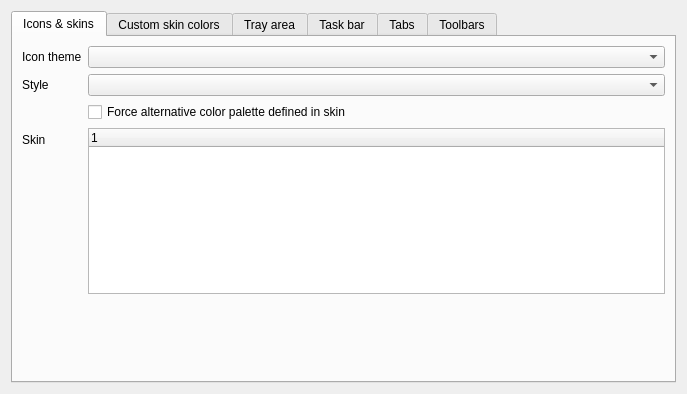
Qt form src/librssguard/gui/settings/settingsgui.ui (martinrotter/rssguard) before a commit.
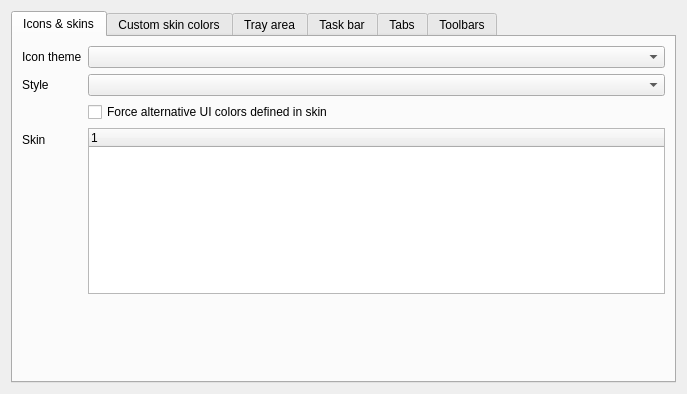
The same form after that commit. Custom widgets are drawn as their Qt base class.

Commit message: update used icons, use icons for skins list, some UX fix

Patch:
```diff
--- a/src/librssguard/gui/settings/settingsgui.ui
+++ b/src/librssguard/gui/settings/settingsgui.ui
@@ -103,7 +103,7 @@
        <item row="2" column="1">
         <widget class="QCheckBox" name="m_checkForceAlternativePalette">
          <property name="text">
-          <string>Force alternative color palette defined in skin</string>
+          <string>Force alternative UI colors defined in skin</string>
          </property>
         </widget>
        </item>
```
Left out of the diff: 6 changed lines with no effect on the pictures. The commit also changes 3 other files.
